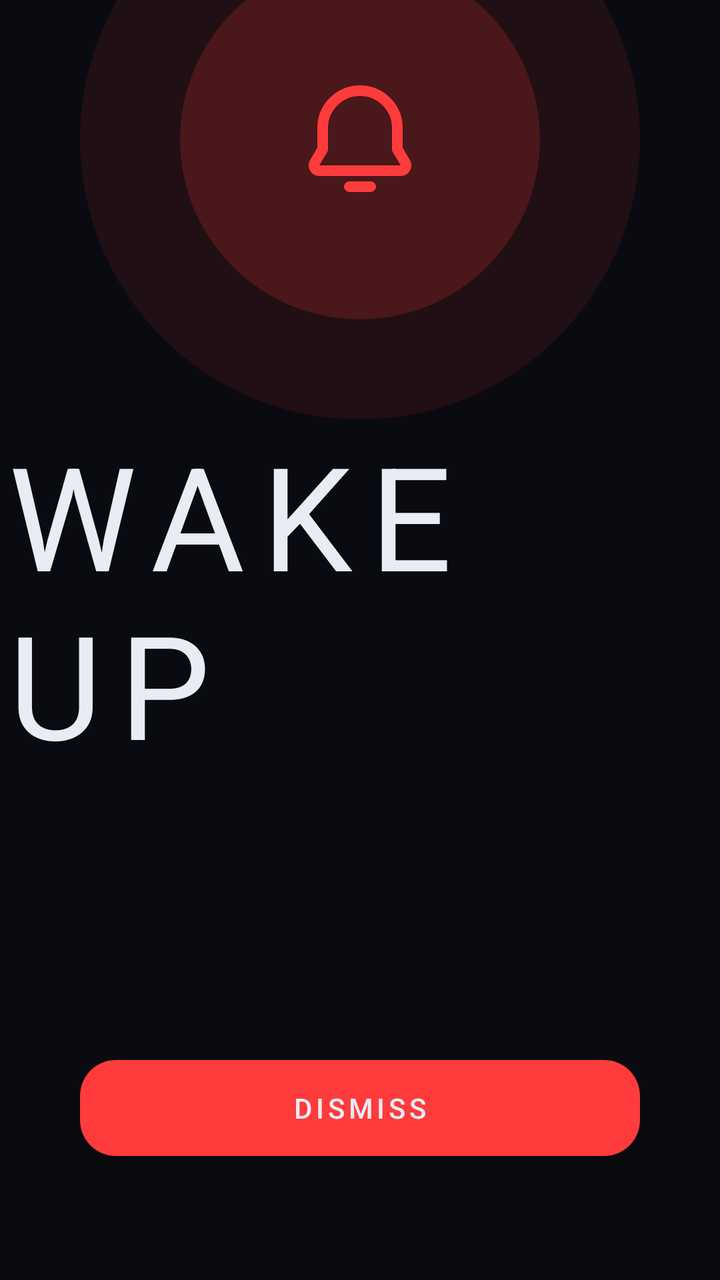
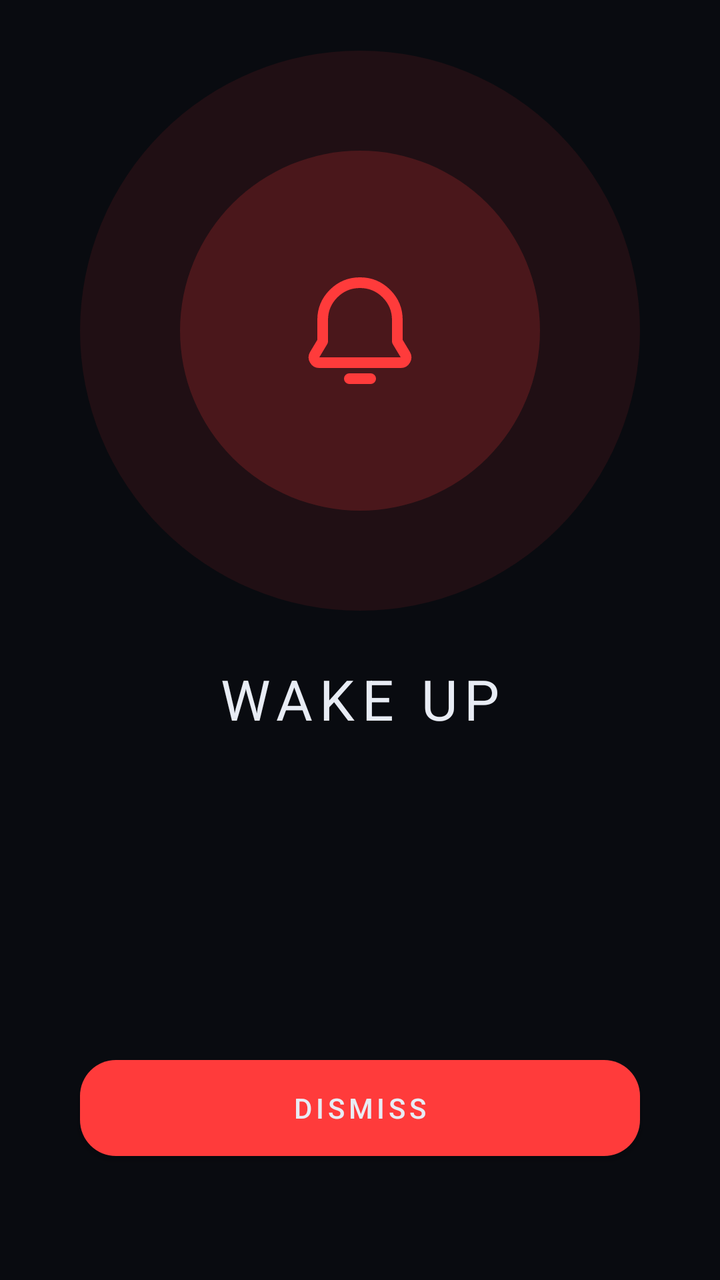

Compare the two renders of this Android layout. The source of the first and the diff that turns it into the second are given below.
<!-- AndroidManifest.xml: activity theme Theme.AlarmClock.Alarm -->
<!-- res/layout/activity_alarm.xml -->
<?xml version="1.0" encoding="utf-8"?>
<androidx.constraintlayout.widget.ConstraintLayout
    xmlns:android="http://schemas.android.com/apk/res/android"
    xmlns:app="http://schemas.android.com/apk/res-auto"
    android:layout_width="match_parent"
    android:layout_height="match_parent"
    android:background="@color/bg_deep">

    
    <View
        android:id="@+id/pulseOuter"
        android:layout_width="280dp"
        android:layout_height="280dp"
        android:background="@drawable/bg_alarm_pulse_outer"
        app:layout_constraintTop_toTopOf="parent"
        app:layout_constraintBottom_toTopOf="@id/tvWakeUp"
        app:layout_constraintStart_toStartOf="parent"
        app:layout_constraintEnd_toEndOf="parent" />

    <View
        android:id="@+id/pulseInner"
        android:layout_width="180dp"
        android:layout_height="180dp"
        android:background="@drawable/bg_alarm_pulse_inner"
        app:layout_constraintTop_toTopOf="@id/pulseOuter"
        app:layout_constraintBottom_toBottomOf="@id/pulseOuter"
        app:layout_constraintStart_toStartOf="parent"
        app:layout_constraintEnd_toEndOf="parent" />

    <ImageView
        android:id="@+id/ivAlarmIcon"
        android:layout_width="64dp"
        android:layout_height="64dp"
        android:src="@drawable/ic_alarm_bell"
        android:tint="@color/alarm_red"
        android:contentDescription="Alarm"
        app:layout_constraintTop_toTopOf="@id/pulseOuter"
        app:layout_constraintBottom_toBottomOf="@id/pulseOuter"
        app:layout_constraintStart_toStartOf="parent"
        app:layout_constraintEnd_toEndOf="parent" />

    <TextView
        android:id="@+id/tvWakeUp"
        android:layout_width="wrap_content"
        android:layout_height="wrap_content"
        android:text="WAKE UP"
        android:textColor="@color/text_primary"
        android:textSize="72sp"
        android:letterSpacing="0.12"
        android:layout_marginTop="0dp"
        app:layout_constraintTop_toBottomOf="@id/pulseOuter"
        app:layout_constraintStart_toStartOf="parent"
        app:layout_constraintEnd_toEndOf="parent"
        app:layout_constraintBottom_toTopOf="@id/tvAlarmRingTime"
        android:layout_marginBottom="8dp" />

    <TextView
        android:id="@+id/tvAlarmRingTime"
        android:layout_width="wrap_content"
        android:layout_height="wrap_content"
        android:text=""
        android:textColor="@color/alarm_red"
        android:textSize="112sp"
        android:scaleX="0.5"
        android:letterSpacing="-0.02"
        app:layout_constraintBottom_toTopOf="@id/btnDismiss"
        app:layout_constraintStart_toStartOf="parent"
        app:layout_constraintEnd_toEndOf="parent"
        android:layout_marginBottom="48dp" />

    <com.google.android.material.button.MaterialButton
        android:id="@+id/btnDismiss"
        android:layout_width="0dp"
        android:layout_height="60dp"
        android:text="DISMISS"
        android:textSize="14sp"
        android:letterSpacing="0.14"
        android:layout_marginStart="40dp"
        android:layout_marginEnd="40dp"
        android:layout_marginBottom="56dp"
        app:cornerRadius="18dp"
        app:backgroundTint="@color/alarm_red"
        android:textColor="@color/text_primary"
        app:layout_constraintBottom_toBottomOf="parent"
        app:layout_constraintStart_toStartOf="parent"
        app:layout_constraintEnd_toEndOf="parent" />

</androidx.constraintlayout.widget.ConstraintLayout>
<!-- resources referenced by this layout -->
<resources>
  <color name="alarm_red">#FF3B3B</color>
  <color name="bg_deep">#090B10</color>
  <color name="text_primary">#E8ECF4</color>
  <!-- drawable bg_alarm_pulse_inner (drawable) -->
  <?xml version="1.0" encoding="utf-8"?>
  <shape xmlns:android="http://schemas.android.com/apk/res/android"
      android:shape="oval">
      <solid android:color="#30FF3B3B" />
  </shape>
  <!-- drawable bg_alarm_pulse_outer (drawable) -->
  <?xml version="1.0" encoding="utf-8"?>
  <shape xmlns:android="http://schemas.android.com/apk/res/android"
      android:shape="oval">
      <solid android:color="#18FF3B3B" />
  </shape>
  <!-- drawable ic_alarm_bell (drawable) -->
  <vector xmlns:android="http://schemas.android.com/apk/res/android"
      android:width="24dp"
      android:height="24dp"
      android:viewportWidth="24"
      android:viewportHeight="24">
      <path
          android:fillColor="@android:color/transparent"
          android:strokeColor="#FFFFFF"
          android:strokeWidth="2"
          android:strokeLineCap="round"
          android:strokeLineJoin="round"
          android:pathData="M10,21h4M12,3a7,7 0,0 1,7 7v4l1.5,2.5A1,1 0,0 1,19.6 18H4.4a1,1 0,0 1,-0.9 -1.5L5,14V10A7,7 0,0 1,12 3Z"/>
  </vector>
  <style name="Theme.AlarmClock.Alarm" parent="Theme.AlarmClock">
          <item name="android:windowBackground">@color/bg_deep</item>
      </style>
  <style name="Theme.AlarmClock" parent="Theme.MaterialComponents.NoActionBar">
          <item name="android:windowBackground">@color/bg_deep</item>
          <item name="android:statusBarColor">@color/bg_deep</item>
          <item name="android:navigationBarColor">@color/bg_deep</item>
          <item name="colorPrimary">@color/alarm_red</item>
          <item name="colorPrimaryVariant">@color/alarm_red_dim</item>
          <item name="colorOnPrimary">@color/text_primary</item>
          <item name="colorSurface">@color/bg_surface</item>
          <item name="colorOnSurface">@color/text_primary</item>
          <item name="android:textColorPrimary">@color/text_primary</item>
          <item name="android:textColorSecondary">@color/text_secondary</item>
          
          <item name="colorControlActivated">@color/alarm_red</item>
          <item name="colorSwitchThumbNormal">@color/switch_thumb_off</item>
          <item name="android:colorForeground">@color/text_primary</item>
      </style>
  <color name="alarm_red_dim">#661818</color>
  <color name="bg_surface">#111520</color>
  <color name="text_secondary">#5A6480</color>
  <color name="switch_thumb_off">#5A6480</color>
</resources>

<!-- the commit's change to res/layout/activity_alarm.xml (unified diff, before → after) -->
@@ -45,7 +45,7 @@
         android:layout_height="wrap_content"
         android:text="WAKE UP"
         android:textColor="@color/text_primary"
-        android:textSize="72sp"
+        android:textSize="28sp"
         android:letterSpacing="0.12"
         android:layout_marginTop="0dp"
         app:layout_constraintTop_toBottomOf="@id/pulseOuter"
@@ -60,8 +60,8 @@
         android:layout_height="wrap_content"
         android:text=""
         android:textColor="@color/alarm_red"
-        android:textSize="112sp"
-        android:scaleX="0.5"
+        android:textSize="56sp"
+        android:scaleY="2.0"
         android:letterSpacing="-0.02"
         app:layout_constraintBottom_toTopOf="@id/btnDismiss"
         app:layout_constraintStart_toStartOf="parent"
